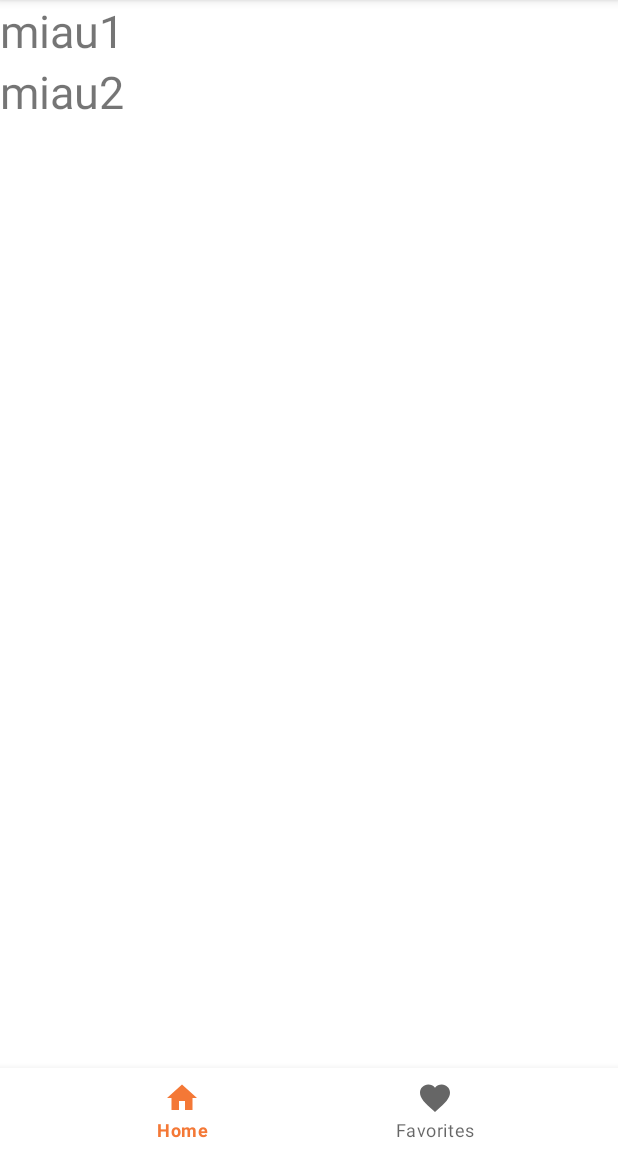
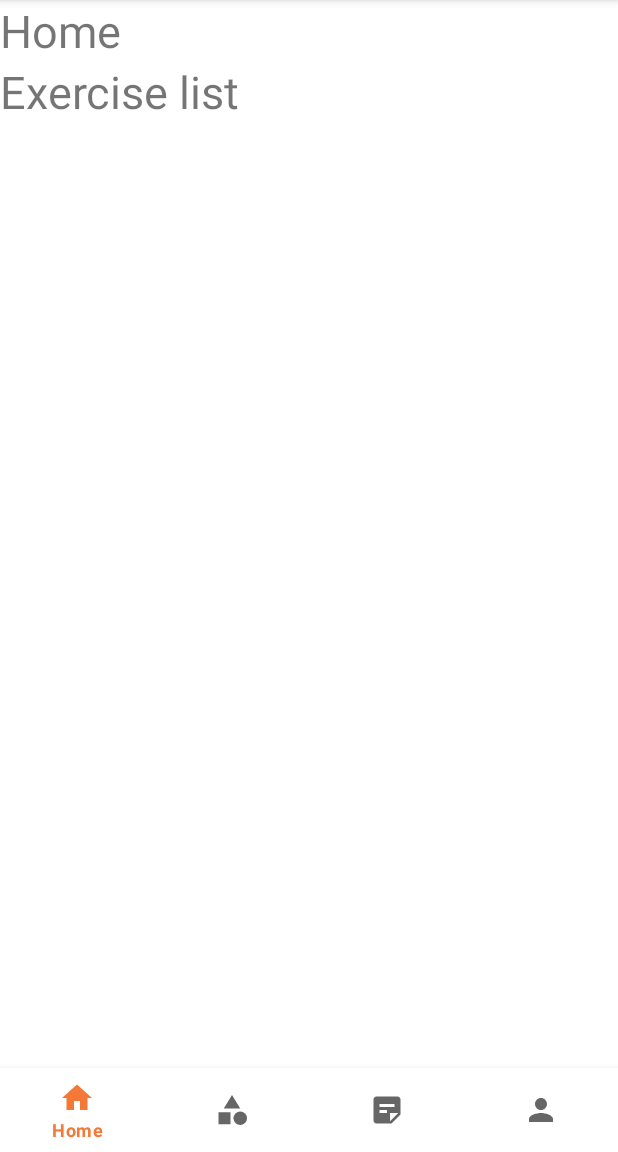
Before and after one commit to jma83/PracticaAndroid-FitUp, an Android app: the ExerciseListFragment screen opened directly, with no data from a screen before it, on a phone screen of 412 x 824 dp, the part 84-1236 px from its top. Run offline under Robolectric (Android 15) with nearby library versions, the light colour scheme and no system bars; 6 statements that could not run were skipped.

Commit message:
Small changes fragments and layouts

```diff
--- a/app/src/main/java/es/upsa/mimo/v2021/fitup/fragments/ExerciseListFragment.kt
+++ b/app/src/main/java/es/upsa/mimo/v2021/fitup/fragments/ExerciseListFragment.kt
@@ -20,8 +20,8 @@ import es.upsa.mimo.v2021.fitup.ui.home.HomeViewModel
 import org.koin.androidx.viewmodel.ext.android.viewModel
 
 class ExerciseListFragment : Fragment() {
+    var mDualPane = false
     private var mProgressBar: ProgressBar? = null
-    var mDualPane = false
     private var mRecyclerView: RecyclerView? = null
     private val viewModel: HomeViewModel by viewModel()
     val exerciseAdapter by lazy {
@@ -51,37 +51,35 @@ class ExerciseListFragment : Fragment() {
         mProgressBar = view.findViewById(R.id.progressBar)
         val detailsFrame: View? = activity?.findViewById(R.id.flExerciseDetail)
         mDualPane = detailsFrame != null && detailsFrame.visibility == View.VISIBLE
-        if (savedInstanceState != null) {
-            return
-        }
         with(viewModel) {
             observe(items) {
                 exerciseAdapter.items = it
+                val exerciseDataSet: ExerciseDataSet? = it.first()
+                if (mDualPane && exerciseDataSet != null) {
+                    showDetail(exerciseDataSet)
+                }
             }
             observe(navigateToDetail) { event ->
                 event.getContentIfNotHandled()?.let { showDetail(it) }
             }
         }
         getView()?.let { setupRecyclerView(it) }
+        if (viewModel.items.value != null && viewModel.items.value?.size!! > 0) {
+             return
+        }
+        if (savedInstanceState != null) {
+            return
+        }
+
         setLoading(true)
         viewModel.onLoad()
-        val exerciseDataSet: ExerciseDataSet? = viewModel.items.value?.first()
-        if (mDualPane && exerciseDataSet != null) {
-            showDetail(exerciseDataSet)
-        }
+
         setLoading(false)
     }
 
     private fun setupRecyclerView(view: View) {
         mRecyclerView = view.findViewById(R.id.recyclerExerciseList)
         if (mRecyclerView != null ) {
-            /*mRecyclerView!!.setLayoutManager(
-                LinearLayoutManager(
-                    getActivity(),
-                    LinearLayoutManager.VERTICAL,
-                    false
-                )
-            )*/
             mRecyclerView!!.adapter = exerciseAdapter
             mRecyclerView!!.setItemAnimator(DefaultItemAnimator())
         }
@@ -97,9 +95,8 @@ class ExerciseListFragment : Fragment() {
 
     private fun showDetail(exerciseDataSet: ExerciseDataSet) {
         if (mDualPane) {
-            val exerciseDetailFragment: ExerciseDetailFragment = ExerciseDetailFragment.newInstance(exerciseDataSet)
             parentFragmentManager.beginTransaction()
-                .replace(R.id.flExerciseDetail, exerciseDetailFragment)
+                .replace(R.id.flExerciseDetail, ExerciseDetailFragment.newInstance(exerciseDataSet))
                 .setTransition(FragmentTransaction.TRANSIT_FRAGMENT_FADE)
                 .commit()
         } else {
--- /dev/null
+++ b/app/src/main/res/drawable/ic_baseline_category_24.xml
@@ -0,0 +1,16 @@
+<vector xmlns:android="http://schemas.android.com/apk/res/android"
+    android:width="24dp"
+    android:height="24dp"
+    android:viewportWidth="24"
+    android:viewportHeight="24"
+    android:tint="?attr/colorControlNormal">
+  <path
+      android:fillColor="@android:color/white"
+      android:pathData="M12,2l-5.5,9h11z"/>
+  <path
+      android:fillColor="@android:color/white"
+      android:pathData="M17.5,17.5m-4.5,0a4.5,4.5 0,1 1,9 0a4.5,4.5 0,1 1,-9 0"/>
+  <path
+      android:fillColor="@android:color/white"
+      android:pathData="M3,13.5h8v8H3z"/>
+</vector>
--- /dev/null
+++ b/app/src/main/res/drawable/ic_baseline_person_24.xml
@@ -0,0 +1,10 @@
+<vector xmlns:android="http://schemas.android.com/apk/res/android"
+    android:width="24dp"
+    android:height="24dp"
+    android:viewportWidth="24"
+    android:viewportHeight="24"
+    android:tint="?attr/colorControlNormal">
+  <path
+      android:fillColor="@android:color/white"
+      android:pathData="M12,12c2.21,0 4,-1.79 4,-4s-1.79,-4 -4,-4 -4,1.79 -4,4 1.79,4 4,4zM12,14c-2.67,0 -8,1.34 -8,4v2h16v-2c0,-2.66 -5.33,-4 -8,-4z"/>
+</vector>
--- /dev/null
+++ b/app/src/main/res/drawable/ic_baseline_sticky_note_2_24.xml
@@ -0,0 +1,10 @@
+<vector xmlns:android="http://schemas.android.com/apk/res/android"
+    android:width="24dp"
+    android:height="24dp"
+    android:viewportWidth="24"
+    android:viewportHeight="24"
+    android:tint="?attr/colorControlNormal">
+  <path
+      android:fillColor="@android:color/white"
+      android:pathData="M19,3H4.99C3.89,3 3,3.9 3,5l0.01,14c0,1.1 0.89,2 1.99,2h10l6,-6V5C21,3.9 20.1,3 19,3zM7,8h10v2H7V8zM12,14H7v-2h5V14zM14,19.5V14h5.5L14,19.5z"/>
+</vector>
--- a/app/src/main/res/layout/fragment_exercise_list.xml
+++ b/app/src/main/res/layout/fragment_exercise_list.xml
@@ -16,13 +16,13 @@
             android:layout_width="match_parent"
             android:layout_height="wrap_content"
             android:id="@+id/textField1"
-            android:text="miau1"
+            android:text="Home"
             android:textSize="30sp"/>
         <TextView
             android:layout_width="match_parent"
             android:layout_height="wrap_content"
             android:id="@+id/textField2"
-            android:text="miau2"
+            android:text="Exercise list"
             android:textSize="30sp"/>
     </LinearLayout>
 
--- a/app/src/main/res/layout/item_exercise.xml
+++ b/app/src/main/res/layout/item_exercise.xml
@@ -14,7 +14,7 @@
         <ImageView
             android:id="@+id/exerciseImage"
             android:layout_width="140dp"
-            android:layout_height="140dp"
+            android:layout_height="120dp"
             android:scaleType="centerCrop"
             tools:src="@mipmap/ic_launcher"/>
     </FrameLayout>
--- a/app/src/main/res/menu/navigation.xml
+++ b/app/src/main/res/menu/navigation.xml
@@ -5,7 +5,15 @@
           android:icon="@drawable/ic_baseline_home_24"
           android:title="@string/navigation_home"/>
 
-    <item android:id="@+id/navigation_favorites"
-          android:icon="@drawable/ic_baseline_favorite_24"
-          android:title="@string/navigation_favorites"/>
+    <item android:id="@+id/navigation_categories"
+          android:icon="@drawable/ic_baseline_category_24"
+          android:title="@string/navigation_categories"/>
+
+    <item android:id="@+id/navigation_lists"
+        android:icon="@drawable/ic_baseline_sticky_note_2_24"
+        android:title="@string/navigation_lists"/>
+
+    <item android:id="@+id/navigation_profile"
+        android:icon="@drawable/ic_baseline_person_24"
+        android:title="@string/navigation_profile"/>
 </menu>
--- a/app/src/main/res/values-night/themes.xml
+++ b/app/src/main/res/values-night/themes.xml
@@ -1,6 +1,6 @@
 <resources xmlns:tools="http://schemas.android.com/tools">
     <!-- Base application theme. -->
-    <style name="Theme.FitUp" parent="Theme.MaterialComponents.DayNight.NoActionBar">
+    <style name="Theme.FitUp" parent="Theme.MaterialComponents.DayNight.DarkActionBar">
         <!-- Primary brand color. -->
         <item name="colorPrimary">#F47836</item>
         <item name="colorPrimaryVariant">#FF5722</item>
--- a/app/src/main/res/values/strings.xml
+++ b/app/src/main/res/values/strings.xml
@@ -3,7 +3,9 @@
     <string name="register">Create an account!</string>
     <string name="app_name">FitUp</string>
     <string name="navigation_home">Home</string>
-    <string name="navigation_favorites">Favorites</string>
+    <string name="navigation_categories">Categories</string>
+    <string name="navigation_lists">Training Lists</string>
+    <string name="navigation_profile">Profile</string>
     <string name="emailText">Email</string>
     <string name="passwordText">Password</string>
     <string name="nameText">Name</string>
```
Also changed, not shown: app/src/main/java/es/upsa/mimo/v2021/fitup/fragments/ExerciseDetailFragment.kt (+8 -4 lines), app/src/main/res/layout/fragment_exercise_detail.xml (+13 -8 lines).
